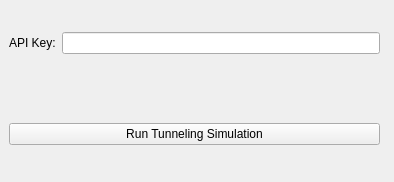
Before: the Qt Designer form widget.ui in joao3820/quantum_computers, drawn with Qt 5.
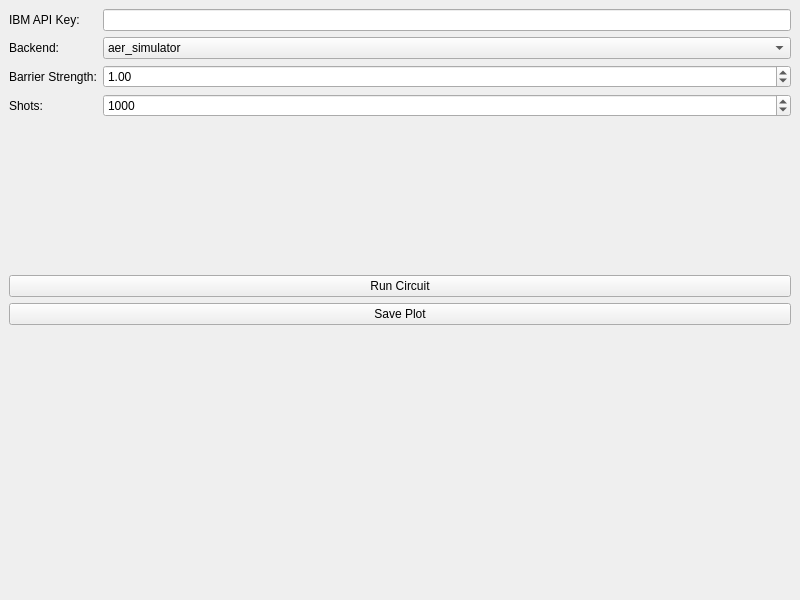
After: the same form once the commit is applied.

What changed in the file:
```diff
--- a/widget.ui
+++ b/widget.ui
@@ -1,1 +1,126 @@
-<?xml version="1.0" encoding="UTF-8"?> <ui version="4.0"> <class>Quantum Tunneling Simulation GUI</class> <widget class="QWidget" name="Quantum Tunneling Simulation GUI"> <property name="geometry"> <rect> <x>0</x> <y>0</y> <width>394</width> <height>182</height> </rect> </property> <property name="windowTitle"> <string>Quantum Tunneling Simulation GUI</string> </property> <widget class="QWidget" name="verticalLayoutWidget"> <property name="geometry"> <rect> <x>9</x> <y>9</y> <width>371</width> <height>161</height> </rect> </property> <layout class="QVBoxLayout" name="verticalLayout"> <item> <layout class="QHBoxLayout" name="horizontalLayout_2"> <item> <widget class="QLabel" name="label_2"> <property name="sizePolicy"> <sizepolicy hsizetype="Maximum" vsizetype="Preferred"> <horstretch>0</horstretch> <verstretch>0</verstretch> </sizepolicy> </property> <property name="text"> <string>API Key:</string> </property> </widget> </item> <item> <widget class="QLineEdit" name="apiKey"> <property name="sizePolicy"> <sizepolicy hsizetype="Preferred" vsizetype="Fixed"> <horstretch>0</horstretch> <verstretch>0</verstretch> </sizepolicy> </property> </widget> </item> </layout> </item> <item> <spacer name="verticalSpacer"> <property name="orientation"> <enum>Qt::Vertical</enum> </property> <property name="sizeType"> <enum>QSizePolicy::Preferred</enum> </property> <property name="sizeHint" stdset="0"> <size> <width>20</width> <height>40</height> </size> </property> </spacer> </item> <item> <widget class="QPushButton" name="runButton"> <property name="text"> <string>Run Tunneling Simulation</string> </property> </widget> </item> </layout> </widget> </widget> <resources/> <connections/> </ui>
+<?xml version="1.0" encoding="UTF-8"?>
+<ui version="4.0">
+ <class>MainWindow</class>
+ <widget class="QMainWindow" name="MainWindow">
+  <property name="geometry">
+   <rect>
+    <x>0</x>
+    <y>0</y>
+    <width>800</width>
+    <height>600</height>
+   </rect>
+  </property>
+  <property name="windowTitle">
+   <string>Quantum Tunneling Simulator</string>
+  </property>
+  <widget class="QWidget" name="centralwidget">
+   <layout class="QVBoxLayout" name="verticalLayout">
+    <item>
+     <layout class="QFormLayout" name="formLayout">
+      <item row="0" column="0">
+       <widget class="QLabel" name="labelApiKey">
+        <property name="text">
+         <string>IBM API Key:</string>
+        </property>
+       </widget>
+      </item>
+      <item row="0" column="1">
+       <widget class="QLineEdit" name="apiKey"/>
+      </item>
+
+      <item row="1" column="0">
+       <widget class="QLabel" name="labelBackend">
+        <property name="text">
+         <string>Backend:</string>
+        </property>
+       </widget>
+      </item>
+      <item row="1" column="1">
+       <widget class="QComboBox" name="backendChoice">
+        <item>
+         <property name="text">
+          <string>aer_simulator</string>
+         </property>
+        </item>
+        <item>
+         <property name="text">
+          <string>ibmq_belem</string>
+         </property>
+        </item>
+       </widget>
+      </item>
+
+      <item row="2" column="0">
+       <widget class="QLabel" name="labelBarrier">
+        <property name="text">
+         <string>Barrier Strength:</string>
+        </property>
+       </widget>
+      </item>
+      <item row="2" column="1">
+       <widget class="QDoubleSpinBox" name="barrierStrength">
+        <property name="minimum">
+         <double>0.0</double>
+        </property>
+        <property name="maximum">
+         <double>10.0</double>
+        </property>
+        <property name="value">
+         <double>1.0</double>
+        </property>
+        <property name="singleStep">
+         <double>0.1</double>
+        </property>
+       </widget>
+      </item>
+
+      <item row="3" column="0">
+       <widget class="QLabel" name="labelShots">
+        <property name="text">
+         <string>Shots:</string>
+        </property>
+       </widget>
+      </item>
+      <item row="3" column="1">
+       <widget class="QSpinBox" name="shots">
+        <property name="minimum">
+         <number>1</number>
+        </property>
+        <property name="maximum">
+         <number>10000</number>
+        </property>
+        <property name="value">
+         <number>1000</number>
+        </property>
+       </widget>
+      </item>
+     </layout>
+    </item>
+
+    <item>
+     <widget class="QPushButton" name="runButton">
+      <property name="text">
+       <string>Run Circuit</string>
+      </property>
+     </widget>
+    </item>
+
+    <item>
+     <widget class="QPushButton" name="saveButton">
+      <property name="text">
+       <string>Save Plot</string>
+      </property>
+     </widget>
+    </item>
+
+    <item>
+     <widget class="QWidget" name="plotWidget">
+      <layout class="QVBoxLayout" name="plotLayout"/>
+     </widget>
+    </item>
+   </layout>
+  </widget>
+ </widget>
+ <resources/>
+ <connections/>
+</ui>
```
